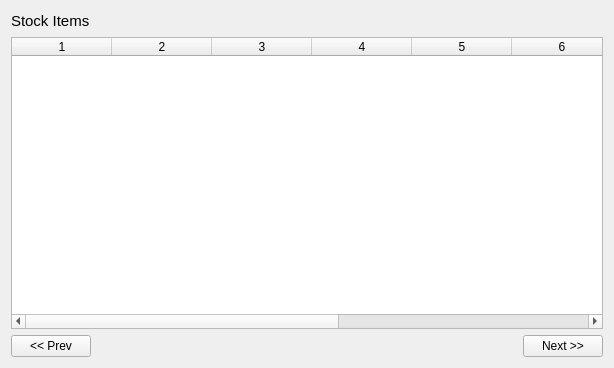
Watti/estorecpp, file estorecpp/managestockitems.ui: the form before one commit.
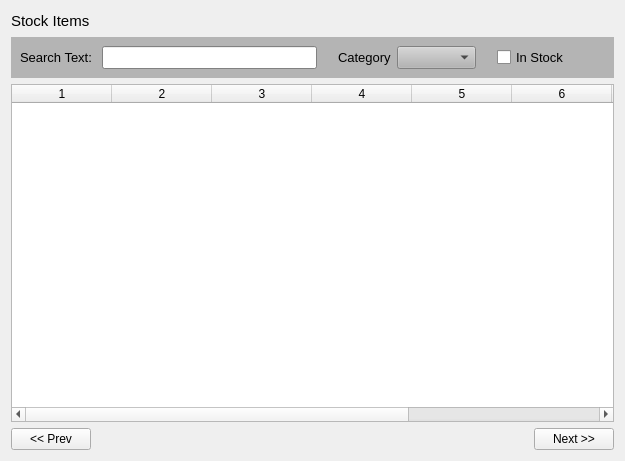
The form after the commit.

Commit message: search function added

Diff of the .ui file:
```diff
--- a/estorecpp/managestockitems.ui
+++ b/estorecpp/managestockitems.ui
@@ -6,8 +6,8 @@
    <rect>
     <x>0</x>
     <y>0</y>
-    <width>614</width>
-    <height>368</height>
+    <width>625</width>
+    <height>461</height>
    </rect>
   </property>
   <property name="windowTitle">
@@ -43,6 +43,514 @@
      </item>
     </layout>
    </item>
+   <item>
+    <widget class="QWidget" name="widget" native="true">
+     <property name="palette">
+      <palette>
+       <active>
+        <colorrole role="WindowText">
+         <brush brushstyle="SolidPattern">
+          <color alpha="255">
+           <red>0</red>
+           <green>0</green>
+           <blue>0</blue>
+          </color>
+         </brush>
+        </colorrole>
+        <colorrole role="Button">
+         <brush brushstyle="SolidPattern">
+          <color alpha="255">
+           <red>180</red>
+           <green>180</green>
+           <blue>180</blue>
+          </color>
+         </brush>
+        </colorrole>
+        <colorrole role="Light">
+         <brush brushstyle="SolidPattern">
+          <color alpha="255">
+           <red>255</red>
+           <green>255</green>
+           <blue>255</blue>
+          </color>
+         </brush>
+        </colorrole>
+        <colorrole role="Midlight">
+         <brush brushstyle="SolidPattern">
+          <color alpha="255">
+           <red>217</red>
+           <green>217</green>
+           <blue>217</blue>
+          </color>
+         </brush>
+        </colorrole>
+        <colorrole role="Dark">
+         <brush brushstyle="SolidPattern">
+          <color alpha="255">
+           <red>90</red>
+           <green>90</green>
+           <blue>90</blue>
+          </color>
+         </brush>
+        </colorrole>
+        <colorrole role="Mid">
+         <brush brushstyle="SolidPattern">
+          <color alpha="255">
+           <red>120</red>
+           <green>120</green>
+           <blue>120</blue>
+          </color>
+         </brush>
+        </colorrole>
+        <colorrole role="Text">
+         <brush brushstyle="SolidPattern">
+          <color alpha="255">
+           <red>0</red>
+           <green>0</green>
+           <blue>0</blue>
+          </color>
+         </brush>
+        </colorrole>
+        <colorrole role="BrightText">
+         <brush brushstyle="SolidPattern">
+          <color alpha="255">
+           <red>255</red>
+           <green>255</green>
+           <blue>255</blue>
+          </color>
+         </brush>
+        </colorrole>
+        <colorrole role="ButtonText">
+         <brush brushstyle="SolidPattern">
+          <color alpha="255">
+           <red>0</red>
+           <green>0</green>
+           <blue>0</blue>
+          </color>
+         </brush>
+        </colorrole>
+        <colorrole role="Base">
+         <brush brushstyle="SolidPattern">
+          <color alpha="255">
+           <red>255</red>
+           <green>255</green>
+           <blue>255</blue>
+          </color>
+         </brush>
+        </colorrole>
+        <colorrole role="Window">
+         <brush brushstyle="SolidPattern">
+          <color alpha="255">
+           <red>180</red>
+           <green>180</green>
+           <blue>180</blue>
+          </color>
+         </brush>
+        </colorrole>
+        <colorrole role="Shadow">
+         <brush brushstyle="SolidPattern">
+          <color alpha="255">
+           <red>0</red>
+           <green>0</green>
+           <blue>0</blue>
+          </color>
+         </brush>
+        </colorrole>
+        <colorrole role="AlternateBase">
+         <brush brushstyle="SolidPattern">
+          <color alpha="255">
+           <red>217</red>
+           <green>217</green>
+           <blue>217</blue>
+          </color>
+         </brush>
+        </colorrole>
+        <colorrole role="ToolTipBase">
+         <brush brushstyle="SolidPattern">
+          <color alpha="255">
+           <red>255</red>
+           <green>255</green>
+           <blue>220</blue>
+          </color>
+         </brush>
+        </colorrole>
+        <colorrole role="ToolTipText">
+         <brush brushstyle="SolidPattern">
+          <color alpha="255">
+           <red>0</red>
+           <green>0</green>
+           <blue>0</blue>
+          </color>
+         </brush>
+        </colorrole>
+       </active>
+       <inactive>
+        <colorrole role="WindowText">
+         <brush brushstyle="SolidPattern">
+          <color alpha="255">
+           <red>0</red>
+           <green>0</green>
+           <blue>0</blue>
+          </color>
+         </brush>
+        </colorrole>
+        <colorrole role="Button">
+         <brush brushstyle="SolidPattern">
+          <color alpha="255">
+           <red>180</red>
+           <green>180</green>
+           <blue>180</blue>
+          </color>
+         </brush>
+        </colorrole>
+        <colorrole role="Light">
+         <brush brushstyle="SolidPattern">
+          <color alpha="255">
+           <red>255</red>
+           <green>255</green>
+           <blue>255</blue>
+          </color>
+         </brush>
+        </colorrole>
+        <colorrole role="Midlight">
+         <brush brushstyle="SolidPattern">
+          <color alpha="255">
+           <red>217</red>
+           <green>217</green>
+           <blue>217</blue>
+          </color>
+         </brush>
+        </colorrole>
+        <colorrole role="Dark">
+         <brush brushstyle="SolidPattern">
+          <color alpha="255">
+           <red>90</red>
+           <green>90</green>
+           <blue>90</blue>
+          </color>
+         </brush>
+        </colorrole>
+        <colorrole role="Mid">
+         <brush brushstyle="SolidPattern">
+          <color alpha="255">
+           <red>120</red>
+           <green>120</green>
+           <blue>120</blue>
+          </color>
+         </brush>
+        </colorrole>
+        <colorrole role="Text">
+         <brush brushstyle="SolidPattern">
+          <color alpha="255">
+           <red>0</red>
+           <green>0</green>
+           <blue>0</blue>
+          </color>
+         </brush>
+        </colorrole>
+        <colorrole role="BrightText">
+         <brush brushstyle="SolidPattern">
+          <color alpha="255">
+           <red>255</red>
+           <green>255</green>
+           <blue>255</blue>
+          </color>
+         </brush>
+        </colorrole>
+        <colorrole role="ButtonText">
+         <brush brushstyle="SolidPattern">
+          <color alpha="255">
+           <red>0</red>
+           <green>0</green>
+           <blue>0</blue>
+          </color>
+         </brush>
+        </colorrole>
+        <colorrole role="Base">
+         <brush brushstyle="SolidPattern">
+          <color alpha="255">
+           <red>255</red>
+           <green>255</green>
+           <blue>255</blue>
+          </color>
+         </brush>
+        </colorrole>
+        <colorrole role="Window">
+         <brush brushstyle="SolidPattern">
+          <color alpha="255">
+           <red>180</red>
+           <green>180</green>
+           <blue>180</blue>
+          </color>
+         </brush>
+        </colorrole>
+        <colorrole role="Shadow">
+         <brush brushstyle="SolidPattern">
+          <color alpha="255">
+           <red>0</red>
+           <green>0</green>
+           <blue>0</blue>
+          </color>
+         </brush>
+        </colorrole>
+        <colorrole role="AlternateBase">
+         <brush brushstyle="SolidPattern">
+          <color alpha="255">
+           <red>217</red>
+           <green>217</green>
+           <blue>217</blue>
+          </color>
+         </brush>
+        </colorrole>
+        <colorrole role="ToolTipBase">
+         <brush brushstyle="SolidPattern">
+          <color alpha="255">
+           <red>255</red>
+           <green>255</green>
+           <blue>220</blue>
+          </color>
+         </brush>
+        </colorrole>
+        <colorrole role="ToolTipText">
+         <brush brushstyle="SolidPattern">
+          <color alpha="255">
+           <red>0</red>
+           <green>0</green>
+           <blue>0</blue>
+          </color>
+         </brush>
+        </colorrole>
+       </inactive>
+       <disabled>
+        <colorrole role="WindowText">
+         <brush brushstyle="SolidPattern">
+          <color alpha="255">
+           <red>90</red>
+           <green>90</green>
+           <blue>90</blue>
+          </color>
+         </brush>
+        </colorrole>
+        <colorrole role="Button">
+         <brush brushstyle="SolidPattern">
+          <color alpha="255">
+           <red>180</red>
+           <green>180</green>
+           <blue>180</blue>
+          </color>
+         </brush>
+        </colorrole>
+        <colorrole role="Light">
+         <brush brushstyle="SolidPattern">
+          <color alpha="255">
+           <red>255</red>
+           <green>255</green>
+           <blue>255</blue>
+          </color>
+         </brush>
+        </colorrole>
+        <colorrole role="Midlight">
+         <brush brushstyle="SolidPattern">
+          <color alpha="255">
+           <red>217</red>
+           <green>217</green>
+           <blue>217</blue>
+          </color>
+         </brush>
+        </colorrole>
+        <colorrole role="Dark">
+         <brush brushstyle="SolidPattern">
+          <color alpha="255">
+           <red>90</red>
+           <green>90</green>
+           <blue>90</blue>
+          </color>
+         </brush>
+        </colorrole>
+        <colorrole role="Mid">
+         <brush brushstyle="SolidPattern">
+          <color alpha="255">
+           <red>120</red>
+           <green>120</green>
+           <blue>120</blue>
+          </color>
+         </brush>
+        </colorrole>
+        <colorrole role="Text">
+         <brush brushstyle="SolidPattern">
+          <color alpha="255">
+           <red>90</red>
+           <green>90</green>
+           <blue>90</blue>
+          </color>
+         </brush>
+        </colorrole>
+        <colorrole role="BrightText">
+         <brush brushstyle="SolidPattern">
+          <color alpha="255">
+           <red>255</red>
+           <green>255</green>
+           <blue>255</blue>
+          </color>
+         </brush>
+        </colorrole>
+        <colorrole role="ButtonText">
+         <brush brushstyle="SolidPattern">
+          <color alpha="255">
+           <red>90</red>
+           <green>90</green>
+           <blue>90</blue>
+          </color>
+         </brush>
+        </colorrole>
+        <colorrole role="Base">
+         <brush brushstyle="SolidPattern">
+          <color alpha="255">
+           <red>180</red>
+           <green>180</green>
+           <blue>180</blue>
+          </color>
+         </brush>
+        </colorrole>
+        <colorrole role="Window">
+         <brush brushstyle="SolidPattern">
+          <color alpha="255">
+           <red>180</red>
+           <green>180</green>
+           <blue>180</blue>
+          </color>
+         </brush>
+        </colorrole>
+        <colorrole role="Shadow">
+         <brush brushstyle="SolidPattern">
+          <color alpha="255">
+           <red>0</red>
+           <green>0</green>
+           <blue>0</blue>
+          </color>
+         </brush>
+        </colorrole>
+        <colorrole role="AlternateBase">
+         <brush brushstyle="SolidPattern">
+          <color alpha="255">
+           <red>180</red>
+           <green>180</green>
+           <blue>180</blue>
+          </color>
+         </brush>
+        </colorrole>
+        <colorrole role="ToolTipBase">
+         <brush brushstyle="SolidPattern">
+          <color alpha="255">
+           <red>255</red>
+           <green>255</green>
+           <blue>220</blue>
+          </color>
+         </brush>
+        </colorrole>
+        <colorrole role="ToolTipText">
+         <brush brushstyle="SolidPattern">
+          <color alpha="255">
+           <red>0</red>
+           <green>0</green>
+           <blue>0</blue>
+          </color>
+         </brush>
+        </colorrole>
+       </disabled>
+      </palette>
+     </property>
+     <property name="font">
+      <font>
+       <pointsize>10</pointsize>
+      </font>
+     </property>
+     <property name="autoFillBackground">
+      <bool>true</bool>
+     </property>
+     <layout class="QHBoxLayout" name="horizontalLayout_3">
+      <item>
+       <widget class="QLabel" name="label_2">
+        <property name="text">
+         <string>Search Text: </string>
+        </property>
+       </widget>
+      </item>
+      <item>
+       <widget class="QLineEdit" name="searchTextBox"/>
+      </item>
+      <item>
+       <spacer name="horizontalSpacer_4">
+        <property name="orientation">
+         <enum>Qt::Horizontal</enum>
+        </property>
+        <property name="sizeType">
+         <enum>QSizePolicy::Fixed</enum>
+        </property>
+        <property name="sizeHint" stdset="0">
+         <size>
+          <width>15</width>
+          <height>20</height>
+         </size>
+        </property>
+       </spacer>
+      </item>
+      <item>
+       <widget class="QLabel" name="label_3">
+        <property name="text">
+         <string>Category</string>
+        </property>
+       </widget>
+      </item>
+      <item>
+       <widget class="QComboBox" name="categoryComboBox">
+        <property name="currentText">
+         <string/>
+        </property>
+       </widget>
+      </item>
+      <item>
+       <spacer name="horizontalSpacer_5">
+        <property name="orientation">
+         <enum>Qt::Horizontal</enum>
+        </property>
+        <property name="sizeType">
+         <enum>QSizePolicy::Fixed</enum>
+        </property>
+        <property name="sizeHint" stdset="0">
+         <size>
+          <width>15</width>
+          <height>20</height>
+         </size>
+        </property>
+       </spacer>
+      </item>
+      <item>
+       <widget class="QCheckBox" name="inStockCheckBox">
+        <property name="text">
+         <string>In Stock</string>
+        </property>
+       </widget>
+      </item>
+      <item>
+       <spacer name="horizontalSpacer_3">
+        <property name="orientation">
+         <enum>Qt::Horizontal</enum>
+        </property>
+        <property name="sizeType">
+         <enum>QSizePolicy::Minimum</enum>
+        </property>
+        <property name="sizeHint" stdset="0">
+         <size>
+          <width>36</width>
+          <height>20</height>
+         </size>
+        </property>
+       </spacer>
+      </item>
+     </layout>
+    </widget>
+   </item>
    <item>
     <widget class="QTableWidget" name="tableWidget">
      <property name="columnCount">
```
The commit also changes 2 other files.
